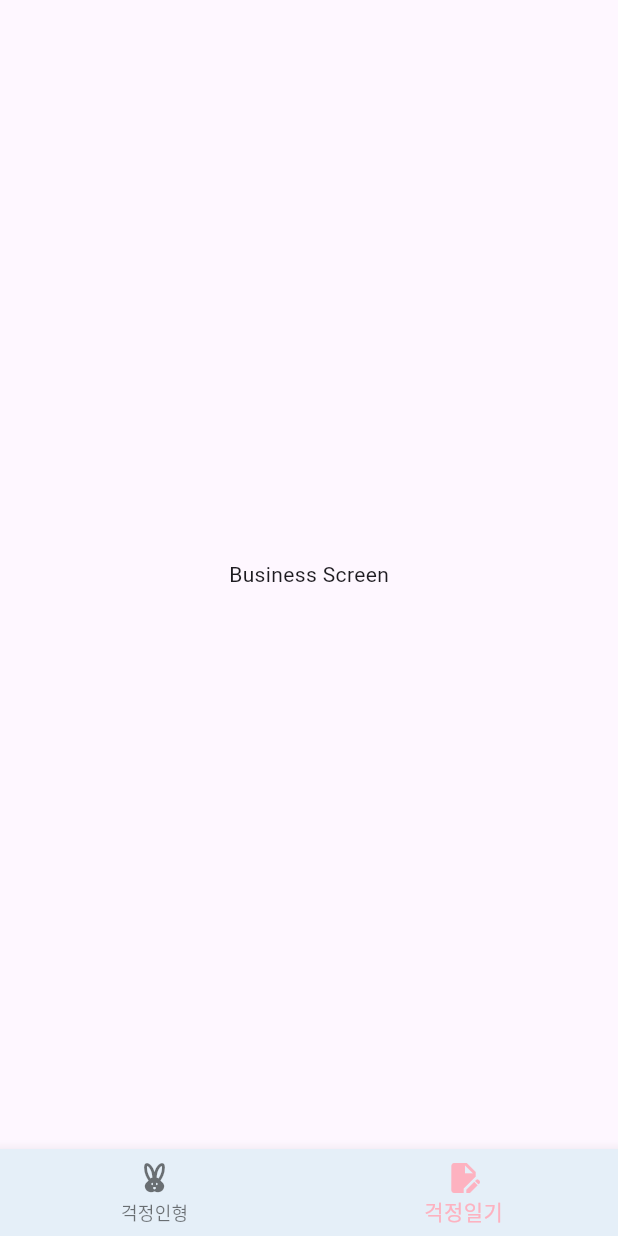
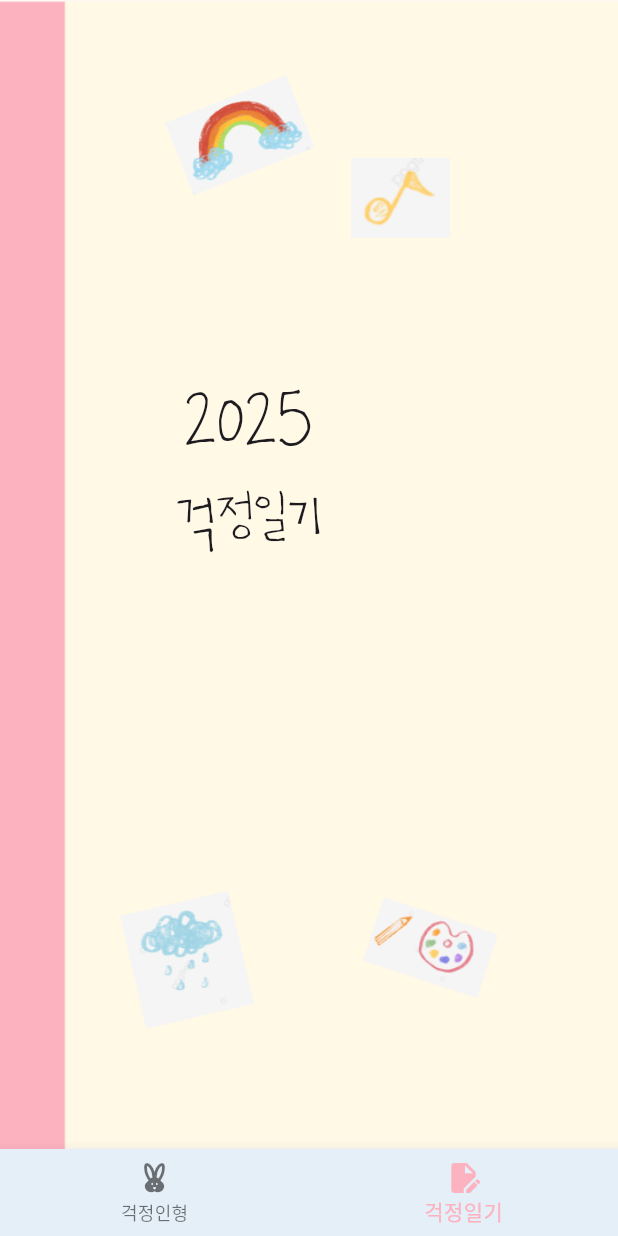
Before and after one commit to sojeongyy/Molib4Week, a Flutter app: the HomeWithBottomBar screen opened by its route, item 2 of the bottom bar chosen, on a phone screen of 412 x 824 dp. Run offline on Flutter 3.47's test engine with Material 3 defaults, Android fonts, the phone set to English and light mode, and no system bars; Roboto replaces fonts that are missing (ongle).

Commit message:
diary 표지

```diff
--- /dev/null
+++ b/worrydoll/lib/DiaryCover/DiaryCoverPage.dart
@@ -0,0 +1,150 @@
+import 'dart:math';
+
+import 'package:flutter/material.dart';
+
+class DiaryCoverPage extends StatefulWidget {
+  @override
+  _DiaryCoverPageState createState() => _DiaryCoverPageState();
+}
+
+class _DiaryCoverPageState extends State<DiaryCoverPage>
+    with SingleTickerProviderStateMixin {
+  late AnimationController _controller;
+  // late Animation<double> _animation1;
+  // late Animation<double> _animation2;
+  // late Animation<double> _animation3;
+
+  @override
+  void initState() {
+    super.initState();
+
+    // AnimationController 초기화
+    _controller = AnimationController(
+      duration: const Duration(seconds: 20), // 짧은 애니메이션 지속 시간
+      vsync: this,
+    )..repeat(reverse: true); // 애니메이션 반복
+  }
+
+  @override
+  void dispose() {
+    _controller.dispose();
+    super.dispose();
+  }
+
+  @override
+  Widget build(BuildContext context) {
+    return Scaffold(
+      body: Stack(
+        children: [
+          // 전체 배경 이미지
+          Positioned.fill(
+            child: Image.asset(
+              'assets/images/diary_background.png',
+              fit: BoxFit.cover,
+            ),
+          ),
+
+          // 손그림 이미지 1 - 무지개
+          AnimatedBuilder(
+            animation: _controller,
+            builder: (context, child) {
+              final random = Random();
+              final offset = random.nextBool() ? 20.0 : -20.0; // 순간이동 느낌
+              return Positioned(
+                left: 90 + offset,
+                top: 50,
+                child: child!,
+              );
+            },
+            child: Image.asset(
+              'assets/images/diary/rainbow.png',
+              width: 100,
+            ),
+          ),
+
+          // 손그림 이미지 2 - 악보
+          AnimatedBuilder(
+            animation: _controller,
+            builder: (context, child) {
+              final random = Random();
+              final offset = random.nextBool() ? 15.0 : -15.0; // 순간이동 느낌
+              return Positioned(
+                right: 90 + offset,
+                top: 100,
+                child: child!,
+              );
+            },
+            child: Image.asset(
+              'assets/images/diary/music_note.png',
+              width: 80,
+            ),
+          ),
+
+
+          // 손그림 이미지 3 - 물방울
+          AnimatedBuilder(
+            animation: _controller,
+            builder: (context, child) {
+              final random = Random();
+              final offset = random.nextBool() ? 10.0 : -10.0; // 순간이동 느낌
+              return Positioned(
+                left: 70 + offset,
+                bottom: 80,
+                child: child!,
+              );
+            },
+            child: Image.asset(
+              'assets/images/diary/raindrop.png',
+              width: 90,
+            ),
+          ),
+
+          AnimatedBuilder(
+            animation: _controller,
+            builder: (context, child) {
+              final random = Random();
+              final offset = random.nextBool() ? 10.0 : -10.0; // 순간이동 느낌
+              return Positioned(
+                right: 70 + offset,
+                bottom: 100,
+                child: child!,
+              );
+            },
+            child: Image.asset(
+              'assets/images/diary/pencil.png',
+              width: 90,
+            ),
+          ),
+
+          // 가운데 텍스트
+          Positioned(
+            top: 250,
+            left: 117,
+            child: Column(
+              mainAxisAlignment: MainAxisAlignment.center,
+              children: const [
+                Text(
+                  '2025',
+                  style: TextStyle(
+                    fontSize: 40,
+                    //fontWeight: FontWeight.bold,
+                    fontFamily: 'baby',
+                  ),
+                ),
+                SizedBox(height: 10),
+                Text(
+                  '걱정일기',
+                  style: TextStyle(
+                    fontSize: 40,
+                    //fontWeight: FontWeight.w400,
+                    fontFamily: 'baby',
+                  ),
+                ),
+              ],
+            ),
+          ),
+        ],
+      ),
+    );
+  }
+}
--- a/worrydoll/lib/core/home_with_bottom_bar.dart
+++ b/worrydoll/lib/core/home_with_bottom_bar.dart
@@ -1,4 +1,5 @@
 import 'package:flutter/material.dart';
+import 'package:worrydoll/DiaryCover/DiaryCoverPage.dart';
 import 'package:worrydoll/WorryDoll/WorryDollHelloPage.dart';
 
 import 'colors.dart';
@@ -15,7 +16,7 @@ class _HomeWithBottomBarState extends State<HomeWithBottomBar> {
   // 예시 스크린
   final List<Widget> _screens = [
     WorryDollHelloPage(),
-    Center(child: Text('Business Screen')),
+    DiaryCoverPage(),
   ];
 
   @override
```
Also changed, not shown: worrydoll/pubspec.yaml (+12 -2 lines), worrydoll/assets/fonts/baby.ttf (added), worrydoll/assets/fonts/baby_bold.ttf (added), worrydoll/assets/images/diary/music_note.png (added), worrydoll/assets/images/diary/pencil.png (added), worrydoll/assets/images/diary/rainbow.png (added), worrydoll/assets/images/diary/raindrop.png (added), worrydoll/assets/images/diary_background.png (added).
